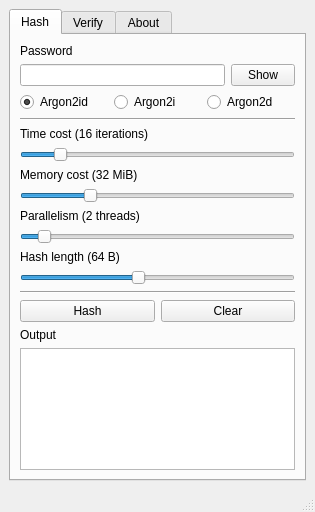
Qt form src/mainwindow.ui (GlitchedPolygons/Argon2GUI) before a commit.
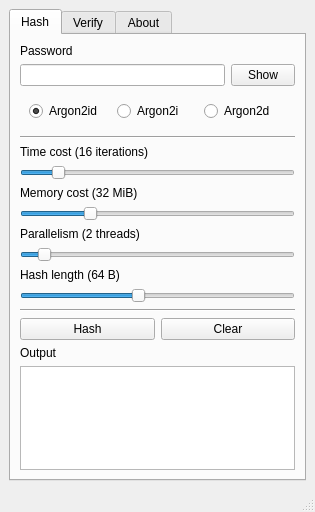
The same form after that commit.

Commit message: Alright, it works :D  now needs the verification funcitonality too + some polishing :>

Diff of the .ui file:
```diff
--- a/src/mainwindow.ui
+++ b/src/mainwindow.ui
@@ -69,6 +69,7 @@
            </layout>
           </item>
           <item>
+           <widget class="QWidget" name="hashAlgorithmRadioButtonWidget" native="true">
            <layout class="QHBoxLayout" name="algoHorizontalLayout">
             <item>
              <widget class="QRadioButton" name="argon2idRadioButton">
@@ -95,6 +96,7 @@
              </widget>
             </item>
            </layout>
+           </widget>
           </item>
           <item>
            <layout class="QVBoxLayout" name="hashParamsVerticalLayout">
@@ -114,6 +116,9 @@
             </item>
             <item>
              <widget class="QSlider" name="timeCostHorizontalSlider">
+              <property name="minimum">
+               <number>1</number>
+              </property>
               <property name="maximum">
                <number>128</number>
               </property>
@@ -231,7 +236,11 @@
              </widget>
             </item>
             <item>
-             <widget class="QTextEdit" name="encodedHashTextEdit"/>
+             <widget class="QTextEdit" name="encodedHashTextEdit">
+              <property name="readOnly">
+               <bool>true</bool>
+              </property>
+             </widget>
             </item>
            </layout>
           </item>
```
Left out of the diff: 17 changed lines with no effect on the pictures. Lines whose indentation alone changed are shown as unchanged. The commit also changes 2 other files.
